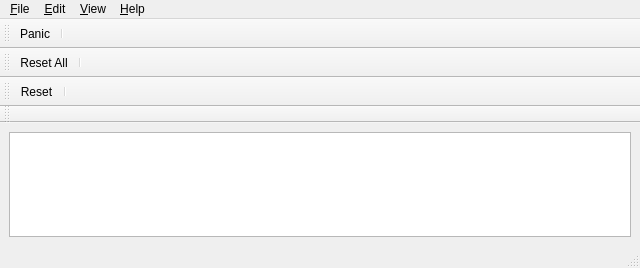
First picture: the form in trunk/src/vpiano.ui, repository svn2github/vmpk, before the edit.
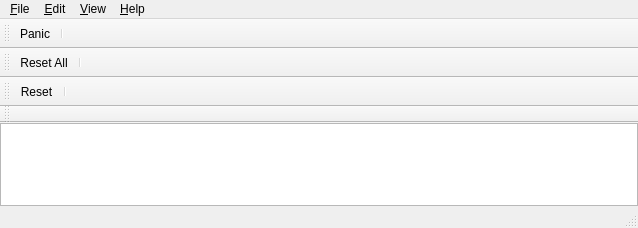
Second picture: the form after the edit. Custom widgets are drawn as their Qt base class.

Commit message: * merged RtMIDI 1.0.8 * added a new symbol AVOID_TIMESTAMPING for Linux ALSA implementation * remove margins in main window layout

Patch:
```diff
--- a/trunk/src/vpiano.ui
+++ b/trunk/src/vpiano.ui
@@ -5,8 +5,8 @@
    <rect>
     <x>0</x>
     <y>0</y>
-    <width>640</width>
-    <height>268</height>
+    <width>638</width>
+    <height>228</height>
    </rect>
   </property>
   <property name="windowTitle" >
@@ -14,6 +14,9 @@
   </property>
   <widget class="QWidget" name="centralwidget" >
    <layout class="QGridLayout" >
+    <property name="margin" >
+     <number>0</number>
+    </property>
     <item row="0" column="0" >
      <widget class="PianoKeybd" name="pianokeybd" >
       <property name="numOctaves" >
@@ -28,8 +31,8 @@
     <rect>
      <x>0</x>
      <y>0</y>
-     <width>640</width>
-     <height>29</height>
+     <width>638</width>
+     <height>23</height>
     </rect>
    </property>
    <widget class="QMenu" name="menuFile" >
```
The commit also changes 7 other files.
